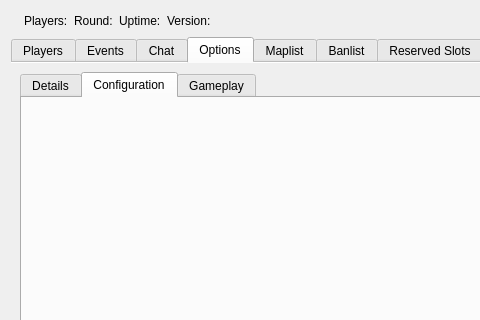
Old version of the form Client/bf4/BF4.ui in the repository OpenRcon/OpenRcon; both pictures show x 0 to 480 and y 0 to 320 of the 922 by 556 pixel window.
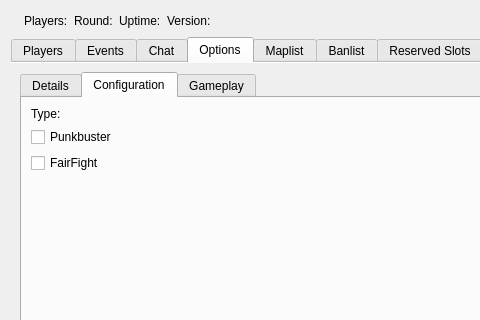
New version of the form. The open tabs and pages were chosen to show the change. Icons and pictures are not drawn.

Commit message: Implemented PunkBuster, FairFight and ServerType options.

What changed in the file:
```diff
--- a/Client/bf4/BF4.ui
+++ b/Client/bf4/BF4.ui
@@ -298,6 +298,66 @@
           <attribute name="title">
            <string>Configuration</string>
           </attribute>
+          <layout class="QGridLayout" name="gridLayout_13">
+           <item row="0" column="0">
+            <layout class="QFormLayout" name="formLayout_4">
+             <item row="0" column="0">
+              <widget class="QLabel" name="label_so_co_serverTypeText">
+               <property name="text">
+                <string>Type:</string>
+               </property>
+              </widget>
+             </item>
+             <item row="0" column="1">
+              <widget class="QLabel" name="label_so_co_serverType">
+               <property name="text">
+                <string/>
+               </property>
+              </widget>
+             </item>
+             <item row="1" column="0" colspan="2">
+              <widget class="QCheckBox" name="checkBox_so_co_punkBuster">
+               <property name="text">
+                <string>Punkbuster</string>
+               </property>
+              </widget>
+             </item>
+             <item row="2" column="0" colspan="2">
+              <widget class="QCheckBox" name="checkBox_so_co_fairFight">
+               <property name="text">
+                <string>FairFight</string>
+               </property>
+              </widget>
+             </item>
+            </layout>
+           </item>
+           <item row="0" column="1">
+            <spacer name="horizontalSpacer_6">
+             <property name="orientation">
+              <enum>Qt::Horizontal</enum>
+             </property>
+             <property name="sizeHint" stdset="0">
+              <size>
+               <width>774</width>
+               <height>20</height>
+              </size>
+             </property>
+            </spacer>
+           </item>
+           <item row="1" column="0">
+            <spacer name="verticalSpacer_6">
+             <property name="orientation">
+              <enum>Qt::Vertical</enum>
+             </property>
+             <property name="sizeHint" stdset="0">
+              <size>
+               <width>20</width>
+               <height>354</height>
+              </size>
+             </property>
+            </spacer>
+           </item>
+          </layout>
          </widget>
          <widget class="QWidget" name="tab_so_gp">
           <attribute name="title">
```
Left out of the diff: 4 changed lines with no effect on the pictures. The commit also changes 6 other files.
